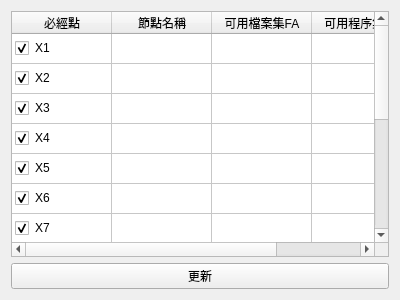
Above: form/nodeeditor.ui from dokinkon/FMFST before the change. Below: the same form after it.
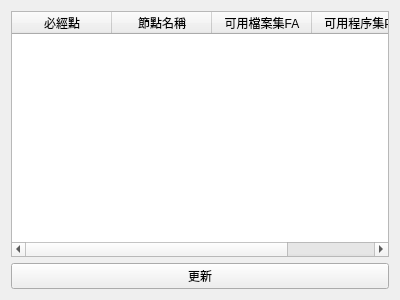
That is the form after the change.

The edit to the form file:
```diff
--- a/form/nodeeditor.ui
+++ b/form/nodeeditor.ui
@@ -17,7 +17,7 @@
    <item>
     <widget class="QTableWidget" name="tableWidgetContent">
      <property name="rowCount">
-      <number>13</number>
+      <number>0</number>
      </property>
      <property name="columnCount">
       <number>4</number>
@@ -25,19 +25,6 @@
      <attribute name="verticalHeaderVisible">
       <bool>false</bool>
      </attribute>
-     <row/>
-     <row/>
-     <row/>
-     <row/>
-     <row/>
-     <row/>
-     <row/>
-     <row/>
-     <row/>
-     <row/>
-     <row/>
-     <row/>
-     <row/>
      <column>
       <property name="text">
        <string>必經點</string>
@@ -58,110 +45,6 @@
        <string>可用程序集PA</string>
       </property>
      </column>
-     <item row="0" column="0">
-      <property name="text">
-       <string>X1</string>
-      </property>
-      <property name="checkState">
-       <enum>Checked</enum>
-      </property>
-     </item>
-     <item row="1" column="0">
-      <property name="text">
-       <string>X2</string>
-      </property>
-      <property name="checkState">
-       <enum>Checked</enum>
-      </property>
-     </item>
-     <item row="2" column="0">
-      <property name="text">
-       <string>X3</string>
-      </property>
-      <property name="checkState">
-       <enum>Checked</enum>
-      </property>
-     </item>
-     <item row="3" column="0">
-      <property name="text">
-       <string>X4</string>
-      </property>
-      <property name="checkState">
-       <enum>Checked</enum>
-      </property>
-     </item>
-     <item row="4" column="0">
-      <property name="text">
-       <string>X5</string>
-      </property>
-      <property name="checkState">
-       <enum>Checked</enum>
-      </property>
-     </item>
-     <item row="5" column="0">
-      <property name="text">
-       <string>X6</string>
-      </property>
-      <property name="checkState">
-       <enum>Checked</enum>
-      </property>
-     </item>
-     <item row="6" column="0">
-      <property name="text">
-       <string>X7</string>
-      </property>
-      <property name="checkState">
-       <enum>Checked</enum>
-      </property>
-     </item>
-     <item row="7" column="0">
-      <property name="text">
-       <string>X8</string>
-      </property>
-      <property name="checkState">
-       <enum>Checked</enum>
-      </property>
-     </item>
-     <item row="8" column="0">
-      <property name="text">
-       <string>X9</string>
-      </property>
-      <property name="checkState">
-       <enum>Checked</enum>
-      </property>
-     </item>
-     <item row="9" column="0">
-      <property name="text">
-       <string>X10</string>
-      </property>
-      <property name="checkState">
-       <enum>Checked</enum>
-      </property>
-     </item>
-     <item row="10" column="0">
-      <property name="text">
-       <string>X11</string>
-      </property>
-      <property name="checkState">
-       <enum>Checked</enum>
-      </property>
-     </item>
-     <item row="11" column="0">
-      <property name="text">
-       <string>X12</string>
-      </property>
-      <property name="checkState">
-       <enum>Checked</enum>
-      </property>
-     </item>
-     <item row="12" column="0">
-      <property name="text">
-       <string>X13</string>
-      </property>
-      <property name="checkState">
-       <enum>Checked</enum>
-      </property>
-     </item>
     </widget>
    </item>
    <item>
```
